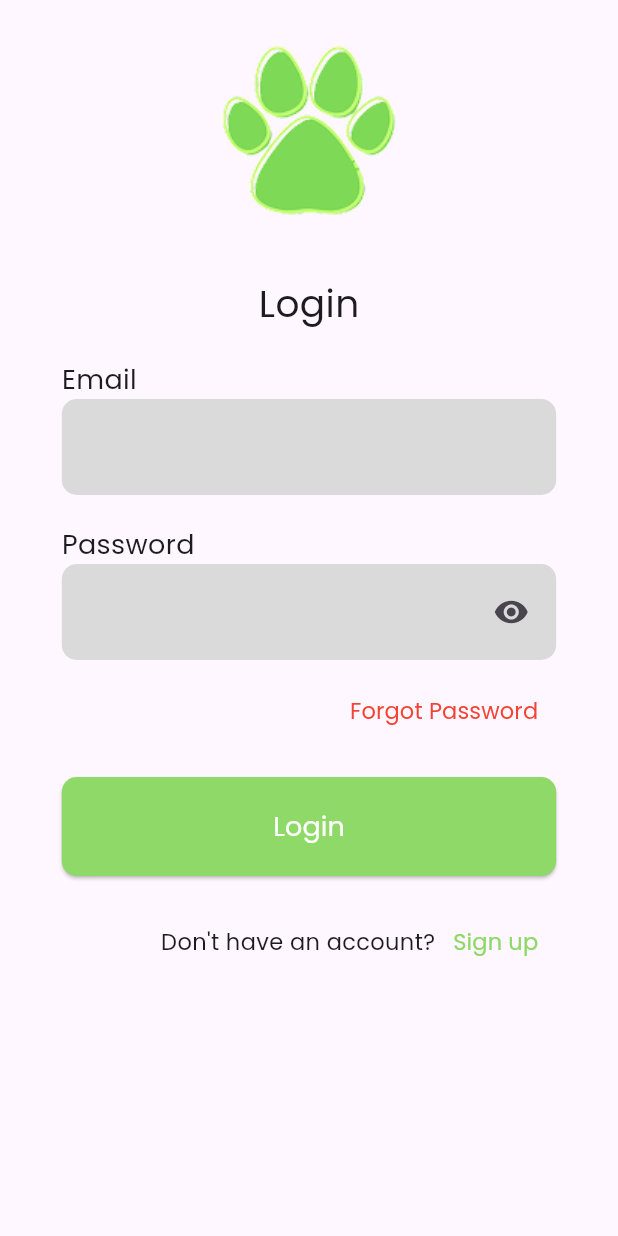
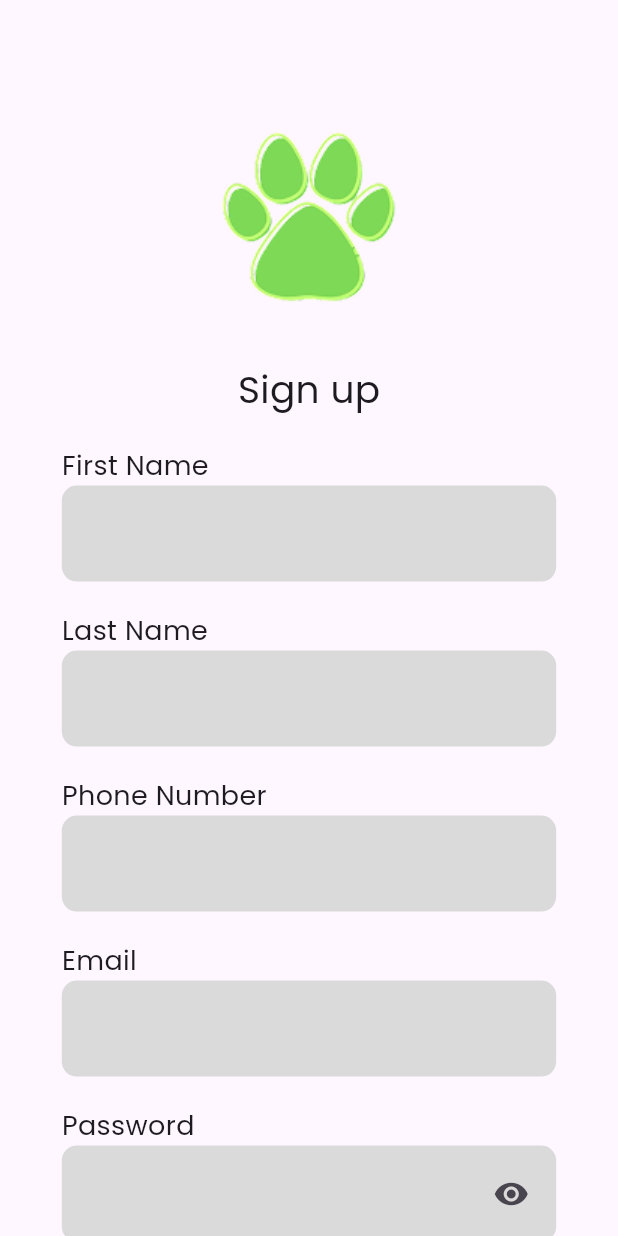
Before and after one commit to mzxriano/cityvet, a Flutter app: the screen it shows after launch, after a tap on "Sign up", on a phone screen of 412 x 824 dp. Run offline on Flutter 3.47's test engine with Material 3 defaults, Android fonts, the phone set to English and light mode, and no system bars.

Commit message:
feat(signup-page): add sign up page

```diff
--- a/cityvet_app/lib/utils/config.dart
+++ b/cityvet_app/lib/utils/config.dart
@@ -1,4 +1,3 @@
-import 'package:flutter/cupertino.dart';
 import 'package:flutter/material.dart';
 
 class Config {
@@ -20,6 +19,10 @@ class Config {
 
   static const heightMedium = SizedBox(
     height: 20,
+  );
+
+    static const heightBig = SizedBox(
+    height: 35,
   );
 
   // Text field styles
--- a/cityvet_app/lib/views/login_view.dart
+++ b/cityvet_app/lib/views/login_view.dart
@@ -1,5 +1,6 @@
 import 'package:cityvet_app/components/button.dart';
 import 'package:cityvet_app/utils/config.dart';
+import 'package:cityvet_app/views/signup_view.dart';
 import 'package:flutter/material.dart';
 
 class LoginView extends StatefulWidget {
@@ -56,8 +57,9 @@ class _LoginViewState extends State<LoginView> {
     Config().init(context);
     return Scaffold(
       body: SafeArea(
+        child: SingleChildScrollView(
           child: Padding(
-          padding: EdgeInsets.symmetric(horizontal: Config.screenWidth! * 0.1),
+            padding: EdgeInsets.symmetric(horizontal: Config.screenWidth! * 0.1, vertical: Config.screenHeight! * 0.07),
             child: Column(
               crossAxisAlignment: CrossAxisAlignment.start,
               children: [
@@ -161,7 +163,9 @@ class _LoginViewState extends State<LoginView> {
                       ),
                     ),
                     TextButton(
-                    onPressed: (){},
+                      onPressed: (){
+                        Navigator.of(context).pushReplacement(MaterialPageRoute(builder: (context) => SignupView() ));
+                      },
                       child: Text(
                         'Sign up',
                         style: TextStyle(
@@ -175,6 +179,7 @@ class _LoginViewState extends State<LoginView> {
                 )
               ],
             ),
+          ),
         )
       ),
     );
--- /dev/null
+++ b/cityvet_app/lib/views/signup_view.dart
@@ -0,0 +1,320 @@
+import 'package:cityvet_app/components/button.dart';
+import 'package:cityvet_app/utils/config.dart';
+import 'package:cityvet_app/views/login_view.dart';
+import 'package:flutter/material.dart';
+
+class SignupView extends StatefulWidget {
+  const SignupView({super.key});
+
+  @override
+  State<SignupView> createState() => _SignupViewState();
+}
+
+class _SignupViewState extends State<SignupView> {
+
+  final TextEditingController _firstNameController = TextEditingController();
+  final TextEditingController _lastNameController = TextEditingController();
+  final TextEditingController _phoneNumberController = TextEditingController();
+  final TextEditingController _emailController = TextEditingController();
+  final TextEditingController _passwordController = TextEditingController();
+  final TextEditingController _confirmPasswordController = TextEditingController();
+
+  final FocusNode _firstNameNode = FocusNode();
+  final FocusNode _lastNameNode = FocusNode();
+  final FocusNode _phoneNumberNode = FocusNode();
+  final FocusNode _emailNode = FocusNode();
+  final FocusNode _passwordNode = FocusNode();
+  final FocusNode _confirmPasswordNode = FocusNode();
+
+  bool _isFirstNameFocused = false;
+  bool _isLastNameFocudes = false;
+  bool _isPhoneNumberFocused = false;
+  bool _isEmailFocused = false;
+  bool _isPasswordFocused = false;
+  bool _isConfirmPasswordFocused = false;
+  bool _isPasswordObscured = true;
+  bool _isConfirmPasswordObscured = true;
+
+  @override
+  void initState() {
+    super.initState();
+
+    _firstNameNode.addListener(() {
+      setState(() {
+        _isFirstNameFocused = _firstNameNode.hasFocus;
+      });
+    });
+
+    _lastNameNode.addListener(() {
+      setState(() {
+        _isLastNameFocudes = _lastNameNode.hasFocus;
+      });
+    });
+
+    _phoneNumberNode.addListener(() {
+      setState(() {
+        _isPhoneNumberFocused = _phoneNumberNode.hasFocus;
+      });
+    });
+
+    _emailNode.addListener(() {
+      setState(() {
+        _isEmailFocused = _emailNode.hasFocus;
+      });
+    });
+
+    _passwordNode.addListener(() {
+      setState(() {
+        _isPasswordFocused = _passwordNode.hasFocus;
+      });
+    });
+
+    _confirmPasswordNode.addListener(() {
+      setState(() {
+        _isConfirmPasswordFocused = _confirmPasswordNode.hasFocus;
+      });
+    });
+
+  }
+
+  @override
+  void dispose() {
+    super.dispose();
+
+    _firstNameController.dispose();
+    _lastNameController.dispose();
+    _phoneNumberController.dispose();
+    _emailController.dispose();
+    _passwordController.dispose();
+    _confirmPasswordController.dispose();
+
+    _firstNameNode.dispose();
+    _lastNameNode.dispose();
+    _phoneNumberNode.dispose();
+    _emailNode.dispose();
+    _passwordNode.dispose();
+    _confirmPasswordNode.dispose();
+  }
+
+
+  @override
+  Widget build(BuildContext context) {
+    Config().init(context);
+    return Scaffold(
+      body: SafeArea(
+        child: SingleChildScrollView(
+          child: Padding(
+            padding: EdgeInsets.symmetric(horizontal: Config.screenWidth! * 0.1, vertical: Config.screenHeight! * 0.07),
+            child: Column(
+              crossAxisAlignment: CrossAxisAlignment.start,
+              children: [
+                Align(
+                  alignment: Alignment.center,
+                  child: Column(
+                    children: [
+                      Image.asset('assets/images/logo.png'),
+                      Config.heightSmall,
+                      Text(
+                        'Sign up',
+                        style: TextStyle(
+                          fontFamily: Config.primaryFont,
+                          fontSize: Config.fontBig,
+                        ),
+                      )
+                    ],
+                  ),
+                ),
+                Config.heightMedium,
+
+                // First Name text field
+                Text(
+                  'First Name',
+                  style: TextStyle(
+                    fontFamily: Config.primaryFont,
+                    fontSize: Config.fontMedium,
+                  ),
+                ),
+                TextField(
+                  controller: _firstNameController,
+                  focusNode: _firstNameNode,
+                  decoration: InputDecoration(
+                    filled: true,
+                    fillColor: _isFirstNameFocused ? Colors.transparent
+                      : Config.secondaryColor,
+                    enabledBorder: Config.enabledBorder,
+                    focusedBorder: Config.focusedBorder,
+                    contentPadding: Config.paddingTextfield,
+                  ),
+                ),
+                Config.heightMedium,
+
+                // Last Name text field
+                Text(
+                  'Last Name',
+                  style: TextStyle(
+                    fontFamily: Config.primaryFont,
+                    fontSize: Config.fontMedium,
+                  ),
+                ),
+                TextField(
+                  controller: _lastNameController,
+                  focusNode: _lastNameNode,
+                  decoration: InputDecoration(
+                    filled: true,
+                    fillColor: _isLastNameFocudes ? Colors.transparent
+                      : Config.secondaryColor,
+                    enabledBorder: Config.enabledBorder,
+                    focusedBorder: Config.focusedBorder,
+                    contentPadding: Config.paddingTextfield,
+                  ),
+                ),
+                Config.heightMedium,
+
+                // Phone Number text field
+                Text(
+                  'Phone Number',
+                  style: TextStyle(
+                    fontFamily: Config.primaryFont,
+                    fontSize: Config.fontMedium,
+                  ),
+                ),
+                TextField(
+                  controller: _phoneNumberController,
+                  focusNode: _phoneNumberNode,
+                  decoration: InputDecoration(
+                    filled: true,
+                    fillColor: _isPhoneNumberFocused ? Colors.transparent
+                      : Config.secondaryColor,
+                    enabledBorder: Config.enabledBorder,
+                    focusedBorder: Config.focusedBorder,
+                    contentPadding: Config.paddingTextfield,
+                  ),
+                ),
+                Config.heightMedium,
+
+                // Email text field
+                Text(
+                  'Email',
+                  style: TextStyle(
+                    fontFamily: Config.primaryFont,
+                    fontSize: Config.fontMedium,
+                  ),
+                ),
+                TextField(
+                  controller: _emailController,
+                  focusNode: _emailNode,
+                  decoration: InputDecoration(
+                    filled: true,
+                    fillColor: _isEmailFocused ? Colors.transparent
+                      : Config.secondaryColor,
+                    enabledBorder: Config.enabledBorder,
+                    focusedBorder: Config.focusedBorder,
+                    contentPadding: Config.paddingTextfield,
+                  ),
+                ),
+                Config.heightMedium,
+
+                // Password text field
+                Text(
+                  'Password',
+                  style: TextStyle(
+                    fontFamily: Config.primaryFont,
+                    fontSize: Config.fontMedium,
+                  ),
+                ),
+                TextField(
+                  controller: _passwordController,
+                  focusNode: _passwordNode,
+                  obscureText: _isPasswordObscured,
+                  decoration: InputDecoration(
+                    filled: true,
+                    fillColor: _isPasswordFocused ? Colors.transparent
+                      : Config.secondaryColor,
+                    enabledBorder: Config.enabledBorder,
+                    focusedBorder: Config.focusedBorder,
+                    contentPadding: Config.paddingTextfield,
+                    suffixIcon: IconButton(
+                      padding: const EdgeInsetsDirectional.only(end: 12),
+                      onPressed: () {
+                        setState(() {
+                          _isPasswordObscured = !_isPasswordObscured;
+                        });
+                      },
+                      icon: _isPasswordObscured ? const Icon(Icons.visibility)
+                        : const Icon(Icons.visibility_off)
+                    ),
+                  ),
+                ),
+                Config.heightMedium,
+
+                // Confirm Password text field
+                Text(
+                  'Confirm Password',
+                  style: TextStyle(
+                    fontFamily: Config.primaryFont,
+                    fontSize: Config.fontMedium,
+                  ),
+                ),
+                TextField(
+                  controller: _confirmPasswordController,
+                  focusNode: _confirmPasswordNode,
+                  obscureText: _isConfirmPasswordObscured,
+                  decoration: InputDecoration(
+                    filled: true,
+                    fillColor: _isConfirmPasswordFocused ? Colors.transparent
+                      : Config.secondaryColor,
+                    enabledBorder: Config.enabledBorder,
+                    focusedBorder: Config.focusedBorder,
+                    contentPadding: Config.paddingTextfield,
+                    suffixIcon: IconButton(
+                      padding: const EdgeInsetsDirectional.only(end: 12),
+                      onPressed: () {
+                        setState(() {
+                          _isConfirmPasswordObscured = !_isConfirmPasswordObscured;
+                        });
+                      },
+                      icon: _isConfirmPasswordObscured ? const Icon(Icons.visibility)
+                        : const Icon(Icons.visibility_off)
+                    ),
+                  ),
+                ),
+                Config.heightBig,
+                Button(
+                  width: double.infinity,
+                  title: 'Sign up',
+                  onPressed: (){}
+                ),
+                Config.heightMedium,
+                Row(
+                  mainAxisAlignment: MainAxisAlignment.end,
+                  children: [
+                    Text(
+                      'Already have an account?',
+                      style: TextStyle(
+                        fontFamily: Config.primaryFont,
+                        fontSize: Config.fontSmall,
+                      ),
+                    ),
+                    TextButton(
+                      onPressed: (){
+                        Navigator.of(context).pushReplacement(MaterialPageRoute(builder: (context) => LoginView() ));
+                      },
+                      child: Text(
+                        'Login',
+                        style: TextStyle(
+                          fontFamily: Config.primaryFont,
+                          fontSize: Config.fontSmall,
+                          color: Config.primaryColor
+                        ),
+                      )
+                    ),
+                  ],
+                )
+              ],
+            ),
+          ),
+        )
+      ),
+    );
+  }
+}
```
Also changed, not shown: cityvet_app/lib/models/signup_model.dart (added), cityvet_app/lib/viewmodels/signup_view_model.dart (added). Lines whose indentation alone changed are shown as unchanged.
